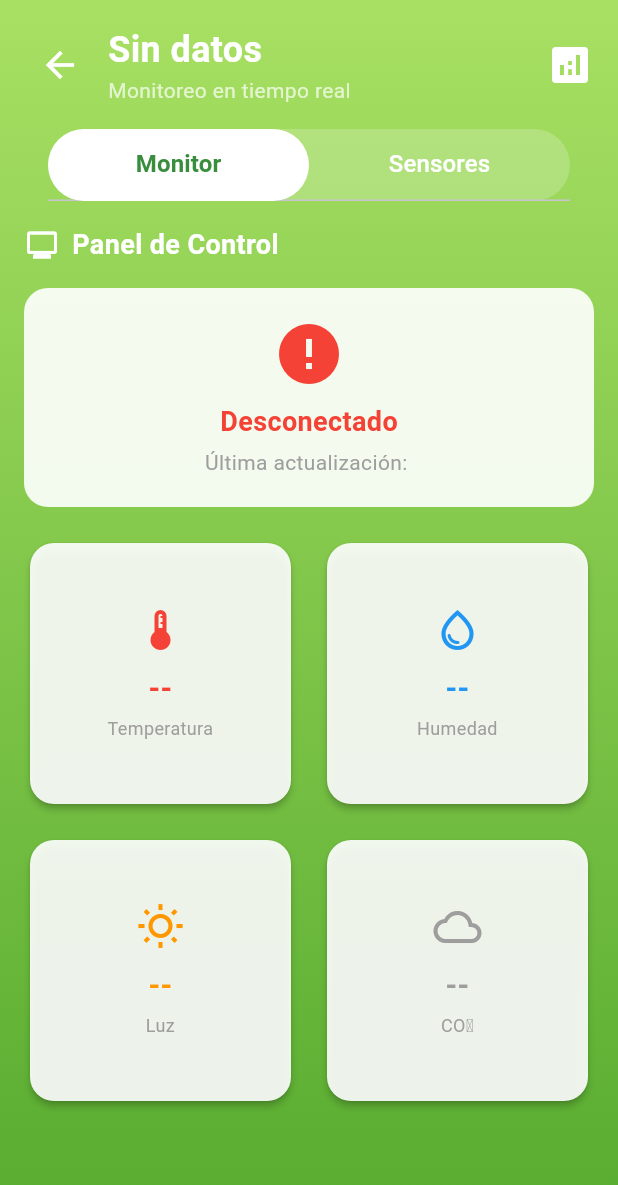
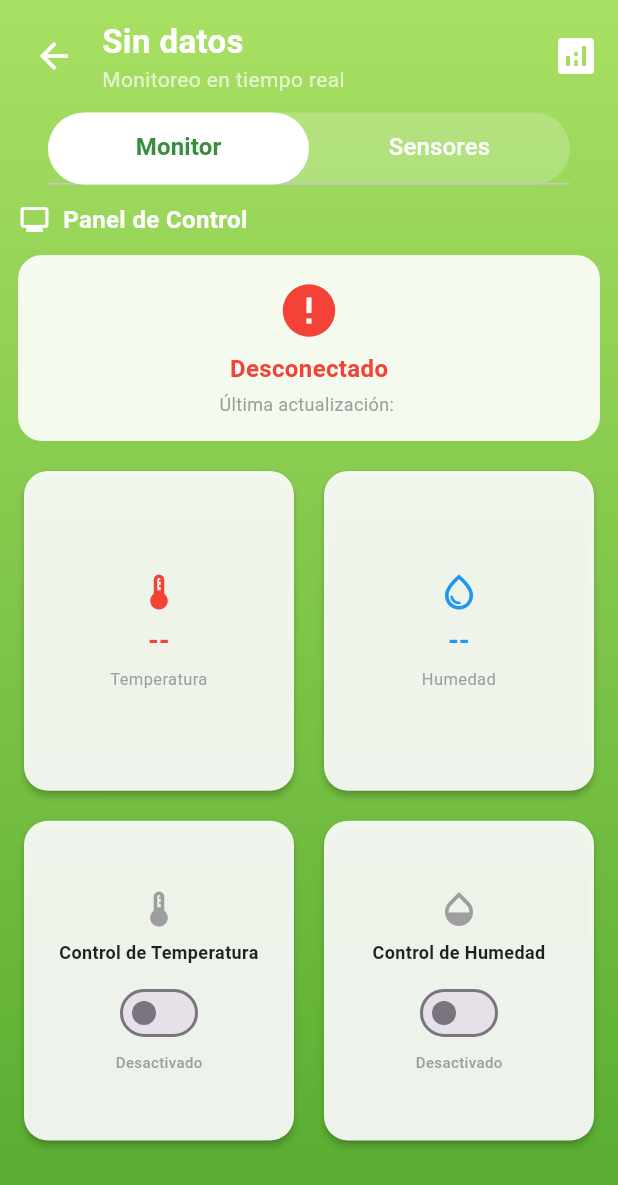
Before and after one commit to Jeffrey-7101/lab-pe-04-flutter, a Flutter app: the MonitoringScreen screen opened directly with empty values, on a phone screen of 412 x 824 dp. Shown: the top 1185 px of the screen. Run offline on Flutter 3.47's test engine with Material 3 defaults, Android fonts, the phone set to English and light mode, and no system bars; our stand-ins replace firebase_auth, firebase_core, firebase_database, firebase_messaging, fl_chart; accounts and stored records are empty.

Commit message:
Add action state management for sensors and update UI components
- Introduced `actionIsActive` property in the Sensor model to track active/inactive state.
- Implemented `updateSensorActiveState` method in SensorService to manage sensor state updates in Firebase.
- Updated DevicesViewModel to handle sensor state changes and notify listeners.
- Added _SwitchCard widget in MonitoringScreen for controlling sensor states with UI updates.
- Adjusted padding and font sizes for improved UI consistency across various components.
- Created SENSORS_STRUCTURE.md for documentation purposes.

```diff
--- a/lib/models/sensor.dart
+++ b/lib/models/sensor.dart
@@ -8,6 +8,7 @@ class Sensor {
   double maxValue;
   double minValue;
   final String? deviceId; // ID del dispositivo al que pertenece
+  bool actionIsActive; // Estado activo/inactivo para acciones del sensor
 
   Sensor({
     this.id,
@@ -16,6 +17,7 @@ class Sensor {
     this.maxValue = 100.0,
     this.minValue = 0.0,
     this.deviceId,
+    this.actionIsActive = false,
     DateTime? timestamp,
   }) : timestamp = timestamp ?? DateTime.now();
 
@@ -64,6 +66,7 @@ class Sensor {
       minValue: (json['minValue'] as num?)?.toDouble() ?? 0.0,
       maxValue: (json['maxValue'] as num?)?.toDouble() ?? 100.0,
       deviceId: json['deviceId'] as String?,
+      actionIsActive: json['actionIsActive'] as bool? ?? false,
       timestamp: DateTime.fromMillisecondsSinceEpoch(
         ((json['timestamp'] ?? 0) as int) * 1000,
       ),
@@ -77,6 +80,7 @@ class Sensor {
         'minValue': minValue,
         'maxValue': maxValue,
         if (deviceId != null) 'deviceId': deviceId,
+        'actionIsActive': actionIsActive,
         'timestamp': timestamp.millisecondsSinceEpoch ~/ 1000,
       };
 
--- a/lib/views/monitoring/monitoring_screen.dart
+++ b/lib/views/monitoring/monitoring_screen.dart
@@ -76,7 +76,7 @@ class _MonitoringScreenState extends State<MonitoringScreen>
 
   Widget _buildHeader(String deviceName) {
     return Padding(
-      padding: const EdgeInsets.all(16.0),
+      padding: const EdgeInsets.all(12.0), // Reducido de 16 a 12
       child: Row(
         children: [
           IconButton(
@@ -92,7 +92,7 @@ class _MonitoringScreenState extends State<MonitoringScreen>
                   deviceName,
                   style: const TextStyle(
                     color: Colors.white,
-                    fontSize: 24,
+                    fontSize: 22, // Reducido de 24 a 22
                     fontWeight: FontWeight.bold,
                   ),
                 ),
@@ -175,16 +175,16 @@ class _MetricCard extends StatelessWidget {
           );
         },
         child: Padding(
-          padding: const EdgeInsets.all(16),
+          padding: const EdgeInsets.all(12), // Reducido de 16 a 12
           child: Column(
             mainAxisAlignment: MainAxisAlignment.center,
             children: [
-              Icon(icon, size: 32, color: color),
-              const SizedBox(height: 8),
+              Icon(icon, size: 28, color: color), // Reducido de 32 a 28
+              const SizedBox(height: 6), // Reducido de 8 a 6
               Text(
                 value,
                 style: TextStyle(
-                  fontSize: 20,
+                  fontSize: 18, // Reducido de 20 a 18
                   fontWeight: FontWeight.bold,
                   color: color,
                 ),
@@ -194,13 +194,79 @@ class _MetricCard extends StatelessWidget {
               Text(
                 label,
                 style: const TextStyle(
-                  fontSize: 12,
+                  fontSize: 11, // Reducido de 12 a 11
                   color: Colors.grey,
                 ),
                 textAlign: TextAlign.center,
               ),
             ],
           ),
+        ),
+      ),
+    );
+  }
+}
+
+/// Widget para mostrar un switch/interruptor
+class _SwitchCard extends StatelessWidget {
+  final String label;
+  final IconData icon;
+  final Color color;
+  final SensorType sensorType;
+  final String deviceId;
+  final bool isActive;
+
+  const _SwitchCard({
+    required this.label,
+    required this.icon,
+    required this.color,
+    required this.sensorType,
+    required this.deviceId,
+    required this.isActive,
+  });
+
+  @override
+  Widget build(BuildContext context) {
+    final vm = context.watch<DevicesViewModel>();
+
+    return Card(
+      shape: RoundedRectangleBorder(borderRadius: BorderRadius.circular(16)),
+      color: Colors.white.withOpacity(0.9),
+      child: Padding(
+        padding: const EdgeInsets.all(12), // Reducido de 16 a 12
+        child: Column(
+          mainAxisAlignment: MainAxisAlignment.center,
+          children: [
+            Icon(icon, size: 28, color: isActive ? color : Colors.grey), // Reducido de 32 a 28
+            const SizedBox(height: 6), // Reducido de 8 a 6
+            Text(
+              label,
+              style: const TextStyle(
+                fontSize: 12, // Reducido de 14 a 12
+                fontWeight: FontWeight.bold,
+                color: Colors.black87,
+              ),
+              textAlign: TextAlign.center,
+            ),
+            const SizedBox(height: 8), // Reducido de 12 a 8
+            Switch(
+              value: isActive,
+              onChanged: (value) {
+                vm.updateSensorActiveState(deviceId, sensorType, value);
+              },
+              activeColor: color,
+              activeTrackColor: color.withOpacity(0.3),
+            ),
+            const SizedBox(height: 2), // Reducido de 4 a 2
+            Text(
+              isActive ? 'Activado' : 'Desactivado',
+              style: TextStyle(
+                fontSize: 10, // Reducido de 12 a 10
+                color: isActive ? color : Colors.grey,
+                fontWeight: FontWeight.w500,
+              ),
+            ),
+          ],
         ),
       ),
     );
@@ -228,18 +294,8 @@ class _MonitoringTab extends StatelessWidget {
     final humSensor = device.sensors.cast<Sensor?>().firstWhere(
       (s) => s?.type == SensorType.humidity,
       orElse: () => null,
-    );
-
-    final lightSensor = device.sensors.cast<Sensor?>().firstWhere(
-      (s) => s?.type == SensorType.light,
-      orElse: () => null,
-    );
-
-    final co2Sensor = device.sensors.cast<Sensor?>().firstWhere(
-      (s) => s?.type == SensorType.co2,
-      orElse: () => null,
     );    return SingleChildScrollView(
-      padding: const EdgeInsets.all(16),
+      padding: const EdgeInsets.all(12), // Reducido de 16 a 12
       child: Column(
         children: [
           // Header del tab con icono
@@ -248,25 +304,25 @@ class _MonitoringTab extends StatelessWidget {
               Icon(
                 Icons.monitor,
                 color: Colors.white,
-                size: 24,
+                size: 22, // Reducido de 24 a 22
               ),
               const SizedBox(width: 8),
               const Text(
                 'Panel de Control',
                 style: TextStyle(
                   color: Colors.white,
-                  fontSize: 18,
+                  fontSize: 16, // Reducido de 18 a 16
                   fontWeight: FontWeight.bold,
                 ),
               ),
             ],
           ),
-          const SizedBox(height: 16),
+          const SizedBox(height: 12), // Reducido de 16 a 12
 
           // Estado del dispositivo
           Container(
             width: double.infinity,
-            padding: const EdgeInsets.all(20),
+            padding: const EdgeInsets.all(16), // Reducido de 20 a 16
             decoration: BoxDecoration(
               color: Colors.white.withOpacity(0.9),
               borderRadius: BorderRadius.circular(16),
@@ -275,14 +331,14 @@ class _MonitoringTab extends StatelessWidget {
               children: [
                 Icon(
                   device.isOnline ? Icons.check_circle : Icons.error,
-                  size: 48,
+                  size: 42, // Reducido de 48 a 42
                   color: device.isOnline ? Colors.green : Colors.red,
                 ),
-                const SizedBox(height: 8),
+                const SizedBox(height: 6), // Reducido de 8 a 6
                 Text(
                   device.isOnline ? 'En línea' : 'Desconectado',
                   style: TextStyle(
-                    fontSize: 18,
+                    fontSize: 16, // Reducido de 18 a 16
                     fontWeight: FontWeight.bold,
                     color: device.isOnline ? Colors.green : Colors.red,
                   ),
@@ -290,21 +346,22 @@ class _MonitoringTab extends StatelessWidget {
                 const SizedBox(height: 4),
                 Text(
                   'Última actualización: ${device.lastSeen}',
-                  style: const TextStyle(color: Colors.grey),
+                  style: const TextStyle(color: Colors.grey, fontSize: 12),
                 ),
               ],
             ),
           ),
 
-          const SizedBox(height: 20),
+          const SizedBox(height: 16), // Reducido de 20 a 16
 
           // Grid de métricas principales
           GridView.count(
             shrinkWrap: true,
             physics: const NeverScrollableScrollPhysics(),
             crossAxisCount: 2,
-            crossAxisSpacing: 16,
-            mainAxisSpacing: 16,
+            crossAxisSpacing: 12, // Reducido de 16 a 12
+            mainAxisSpacing: 12, // Reducido de 16 a 12
+            childAspectRatio: 0.85, // Hacer las cards más compactas
             children: [
               _MetricCard(
                 label: 'Temperatura',
@@ -322,21 +379,21 @@ class _MonitoringTab extends StatelessWidget {
                 sensorType: SensorType.humidity,
                 deviceId: deviceId,
               ),
-              _MetricCard(
-                label: 'Luz',
-                value: lightSensor?.getFormattedValue() ?? '--',
-                icon: Icons.wb_sunny_outlined,
-                color: Colors.orange,
-                sensorType: SensorType.light,
+              _SwitchCard(
+                label: 'Control de Temperatura',
+                icon: Icons.device_thermostat,
+                color: Colors.red,
+                sensorType: SensorType.temperature,
                 deviceId: deviceId,
+                isActive: tempSensor?.actionIsActive ?? false,
               ),
-              _MetricCard(
-                label: 'CO₂',
-                value: co2Sensor?.getFormattedValue() ?? '--',
-                icon: Icons.cloud_outlined,
-                color: Colors.grey,
-                sensorType: SensorType.co2,
+              _SwitchCard(
+                label: 'Control de Humedad',
+                icon: Icons.opacity,
+                color: Colors.blue,
+                sensorType: SensorType.humidity,
                 deviceId: deviceId,
+                isActive: humSensor?.actionIsActive ?? false,
               ),
             ],
           ),
@@ -361,20 +418,20 @@ class _SensorsTab extends StatelessWidget {
       children: [
         // Header del tab con icono
         Padding(
-          padding: const EdgeInsets.all(16),
+          padding: const EdgeInsets.all(12), // Reducido de 16 a 12
           child: Row(
             children: [
               Icon(
                 Icons.sensors,
                 color: Colors.white,
-                size: 24,
+                size: 22, // Reducido para consistencia
               ),
               const SizedBox(width: 8),
               const Text(
                 'Lista de Sensores',
                 style: TextStyle(
                   color: Colors.white,
-                  fontSize: 18,
+                  fontSize: 16, // Reducido para consistencia
                   fontWeight: FontWeight.bold,
                 ),
               ),
@@ -384,7 +441,7 @@ class _SensorsTab extends StatelessWidget {
         // Lista de sensores
         Expanded(
           child: ListView.builder(
-            padding: const EdgeInsets.symmetric(horizontal: 16),
+            padding: const EdgeInsets.symmetric(horizontal: 12), // Reducido de 16 a 12
             itemCount: device.sensors.length,
             itemBuilder: (context, index) {
               final sensor = device.sensors[index];
@@ -434,15 +491,16 @@ class _SensorListItem extends StatelessWidget {
     }
 
     return Container(
-      margin: const EdgeInsets.only(bottom: 12),
+      margin: const EdgeInsets.only(bottom: 8), // Reducido de 12 a 8
       decoration: BoxDecoration(
         color: Colors.white.withOpacity(0.9),
         borderRadius: BorderRadius.circular(12),
       ),
       child: ListTile(
+        contentPadding: const EdgeInsets.symmetric(horizontal: 12, vertical: 4), // Padding más compacto
         leading: CircleAvatar(
           backgroundColor: color.withOpacity(0.2),
-          child: Icon(icon, color: color),
+          child: Icon(icon, color: color, size: 20), // Ícono más pequeño
         ),
         title: Text(
           sensor.getLabel(),
```
Also changed, not shown: lib/services/sensor_service.dart (+21 -10 lines), lib/viewmodels/device_viewmodel.dart (+16 -23 lines), 2 other files.
